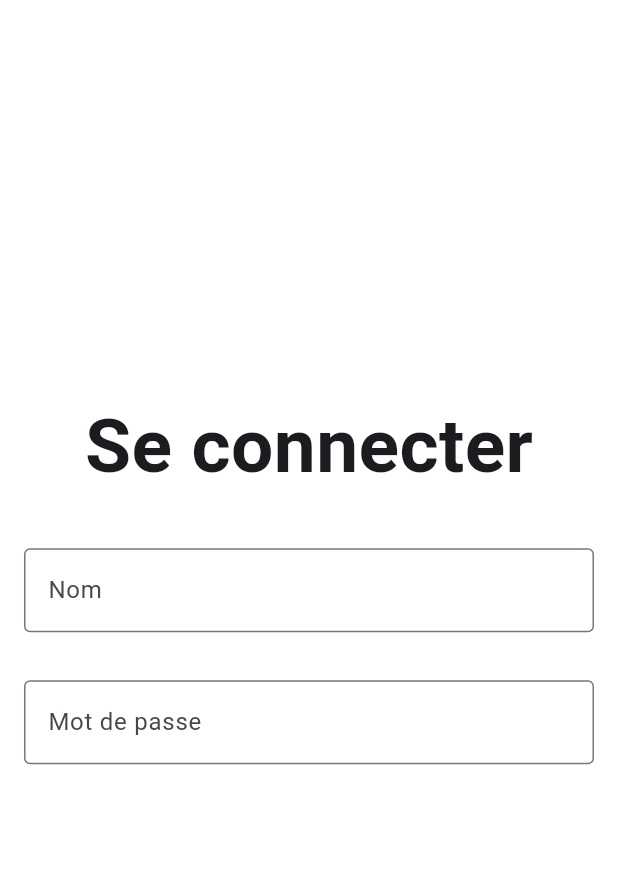
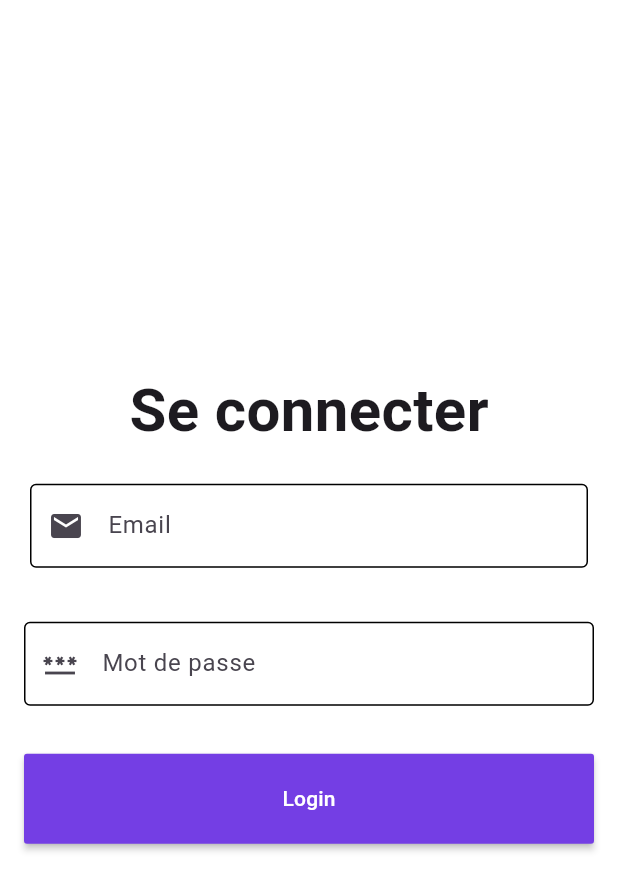
Before and after one commit to AHADI5/ushirikTraxkApp_MobileParent, a Flutter app: the screen it shows after launch, on a phone screen of 412 x 824 dp. Shown: the top 891 px of the screen. Run offline on Flutter 3.47's test engine with Material 3 defaults, Android fonts, the phone set to English and light mode, and no system bars; missing offline and left inert: dart:ffi.

Commit message:
styling the parent login form

```diff
--- /dev/null
+++ b/lib/pages/parent_login_form.dart
@@ -0,0 +1,83 @@
+import 'package:flutter/material.dart';
+
+class ParentLoginPage extends StatefulWidget {
+  const ParentLoginPage({super.key});
+
+  @override
+  State<StatefulWidget> createState() {
+    return LoginPageState();
+  }
+}
+
+//Defining a state class
+//this class holds data related to the form
+
+class LoginPageState extends State<ParentLoginPage> {
+  //Creating a key that identifies uniquely the form widget
+  final _formKey = GlobalKey<FormState>();
+
+  @override
+  Widget build(BuildContext context) {
+    return Form(
+      key: _formKey,
+      child: Column(
+        children: [
+
+          Padding(
+            padding: const EdgeInsets.symmetric(horizontal: 20, vertical: 20),
+            child: TextFormField(
+              //The validator receives the text entred by the user
+              keyboardType: TextInputType.emailAddress,
+              decoration: const InputDecoration(
+                enabledBorder: OutlineInputBorder(),
+                hintText: "Email",
+                prefixIcon: Icon(Icons.email),
+              ),
+              onChanged: (String value) {},
+              validator: (value) {
+                if (value == null || value.isEmpty) {
+                  return 'veuiller entrer votre nom';
+                }
+                return null; // for valid input
+              },
+            ),
+          ),
+          Padding(
+            padding: const EdgeInsets.symmetric(horizontal: 16, vertical: 16),
+            child: TextFormField(
+              //The validator receives the text entred by the user
+              keyboardType: TextInputType.emailAddress,
+              decoration: const InputDecoration(
+                enabledBorder: OutlineInputBorder(),
+                hintText: "Mot de passe",
+                prefixIcon: Icon(Icons.password_sharp),
+              ),
+              onChanged: (String value) {},
+              validator: (value) {
+                if (value == null || value.isEmpty) {
+                  return 'veuiller entrer votre mot de passe';
+                }
+                return null; // for valid input
+              },
+            ),
+          ),
+          Padding(
+            padding: const EdgeInsets.symmetric(horizontal: 16, vertical: 16),
+            child: MaterialButton(
+                minWidth: double.infinity,
+                padding: const EdgeInsets.all(20),
+                color: const Color.fromRGBO(116, 62, 228, 1),
+                textColor: Colors.white,
+                onPressed: () {
+                  if (_formKey.currentState!.validate()) {
+                    ScaffoldMessenger.of(context).showSnackBar(
+                        const SnackBar(content: Text('connexion')));
+                  }
+                },
+                child: const Text("Login")),
+          )
+        ],
+      ),
+    );
+  }
+}
--- a/lib/pages/parent_login_material_page.dart
+++ b/lib/pages/parent_login_material_page.dart
@@ -1,6 +1,7 @@
 import 'dart:ffi';
 
 import 'package:flutter/material.dart';
+import 'package:flutter_application_2/pages/parent_login_form.dart';
 
 class LoginMaterialPage extends StatelessWidget {
   const LoginMaterialPage({super.key});
@@ -13,48 +14,16 @@ class LoginMaterialPage extends StatelessWidget {
           child: Column(
             mainAxisAlignment: MainAxisAlignment.center,
             children: [
-              Padding(
-                padding: EdgeInsets.symmetric(vertical: 16, horizontal: 16),
-                child: Text(
-
-                  "Se connecter",
-                  style: TextStyle(fontSize: 50, fontWeight: FontWeight.bold),
-                ),
-              ),
-              Padding(
-                padding: EdgeInsets.symmetric(horizontal: 16, vertical: 16),
-                child: TextField(
-                  keyboardType: TextInputType.emailAddress,
-                  decoration: InputDecoration(
-                      border: OutlineInputBorder(
-                        borderSide: BorderSide(
-                          color: Colors.black,
-                          width: 1.0,
-                        ),
-                      ),
-                      labelText: "Nom"),
-                ),
-              ),
-              Padding(
-                padding: EdgeInsets.symmetric(horizontal: 16, vertical: 16),
-                child: TextField(
-                  keyboardType: TextInputType.visiblePassword,
-                  decoration: InputDecoration(
-                      border: OutlineInputBorder(
-                        borderSide: BorderSide(
-                          color: Colors.black,
-                          width: 1.0,
-                        ),
-                      ),
-                      labelText: "Mot de passe"),
-                ),
-              ),
-
-              Padding(
-                padding: EdgeInsets.symmetric(vertical: 16, horizontal: 16),
-                child: Text("")
-              )
-
+              Positioned(
+                  left: 3444400,
+                  child: Text(
+                    "Se connecter",
+                    style: TextStyle(
+                      fontSize: 40,
+                      fontWeight: FontWeight.bold,
+                    ),
+                  )),
+              ParentLoginPage()
             ],
           ),
         ));
```
